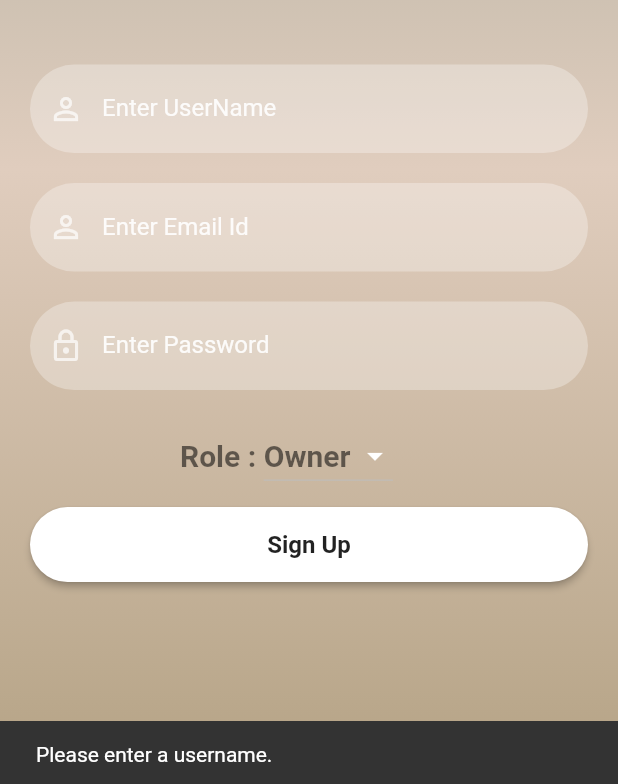
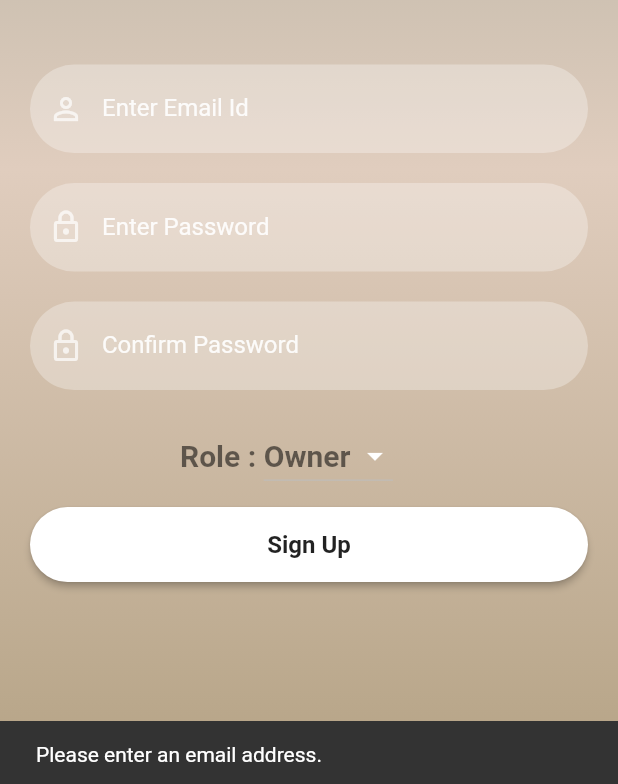
Before and after one commit to SAPHAL02/RentLog, a Flutter app: the SignUpScreen screen opened directly, after a tap on "Sign Up", on a phone screen of 412 x 824 dp. Shown: the part 449-1233 px from the top of the screen. Run offline on Flutter 3.47's test engine with Material 2 defaults, Android fonts, the phone set to English and light mode, and no system bars; our stand-ins replace cloud_firestore, firebase_auth, firebase_core, firebase_storage, flutter_spinkit, pdf and 1 more; missing offline and left inert: flutter_pdfview; accounts and stored records are empty.

Commit message:
confirm pass

```diff
--- a/lib/Screens/Auth/signup_screen.dart
+++ b/lib/Screens/Auth/signup_screen.dart
@@ -18,7 +18,7 @@ class SignUpScreen extends StatefulWidget {
 class _SignUpScreenState extends State<SignUpScreen> {
   final TextEditingController _passwordTextController = TextEditingController();
   final TextEditingController _emailTextController = TextEditingController();
-  final TextEditingController _userNameTextController = TextEditingController();
+  final TextEditingController _confirmPasswordTextController = TextEditingController();
   bool loading = false;
   var options = [
     'Owner',
@@ -104,11 +104,6 @@ class _SignUpScreenState extends State<SignUpScreen> {
                       const SizedBox(
                         height: 20,
                       ),
-                      reusableTextField("Enter UserName", Icons.person_outline,
-                          false, _userNameTextController),
-                      const SizedBox(
-                        height: 20,
-                      ),
                       reusableTextField("Enter Email Id", Icons.person_outline,
                           false, _emailTextController),
                       const SizedBox(
@@ -116,6 +111,15 @@ class _SignUpScreenState extends State<SignUpScreen> {
                       ),
                       reusableTextField("Enter Password", Icons.lock_outlined,
                           true, _passwordTextController),
+                      const SizedBox(
+                        height: 20,
+                      ),
+                      reusableTextField(
+                        "Confirm Password",
+                        Icons.lock_outlined,
+                        true,
+                        _confirmPasswordTextController,
+                      ),
                       const SizedBox(
                         height: 20,
                       ),
@@ -161,13 +165,16 @@ class _SignUpScreenState extends State<SignUpScreen> {
                         ),
                       ),
                       firebaseUIButton(context, "Sign Up", () {
-                        if (_userNameTextController.text.isEmpty) {
-                          showSnackbar(context, 'Please enter a username.');
-                        } else if (_emailTextController.text.isEmpty) {
+                        if (_emailTextController.text.isEmpty) {
                           showSnackbar(
                               context, 'Please enter an email address.');
                         } else if (_passwordTextController.text.isEmpty) {
                           showSnackbar(context, 'Please enter a password.');
+                        } else if (_confirmPasswordTextController.text.isEmpty) {
+                          showSnackbar(context, 'Please confirm the password.');
+                        } else if (_passwordTextController.text !=
+                            _confirmPasswordTextController.text) {
+                          showSnackbar(context, 'Passwords do not match.');
                         } else if (_passwordTextController.text.length < 6) {
                           showSnackbar(context,
                               'Password should be at least 6 characters.');
--- a/lib/Screens/O/roomInfo.dart
+++ b/lib/Screens/O/roomInfo.dart
@@ -1,7 +1,7 @@
 // ignore_for_file: library_private_types_in_public_api, file_names
 
 import 'package:flutter/material.dart';
-import 'package:rent_log/Screens/O/Complaints.dart';
+import 'package:rent_log/Screens/T/Complaints.dart';
 import 'package:flutter/services.dart';
 import '../../utils/color_util.dart';
 import 'package:rent_log/Screens/O/Bill.dart';
```
Also changed, not shown: lib/Screens/T/TenantInfo.dart (+64 -7 lines), lib/Screens/T/Complaints.dart (renamed from lib/Screens/O/Complaints.dart).
